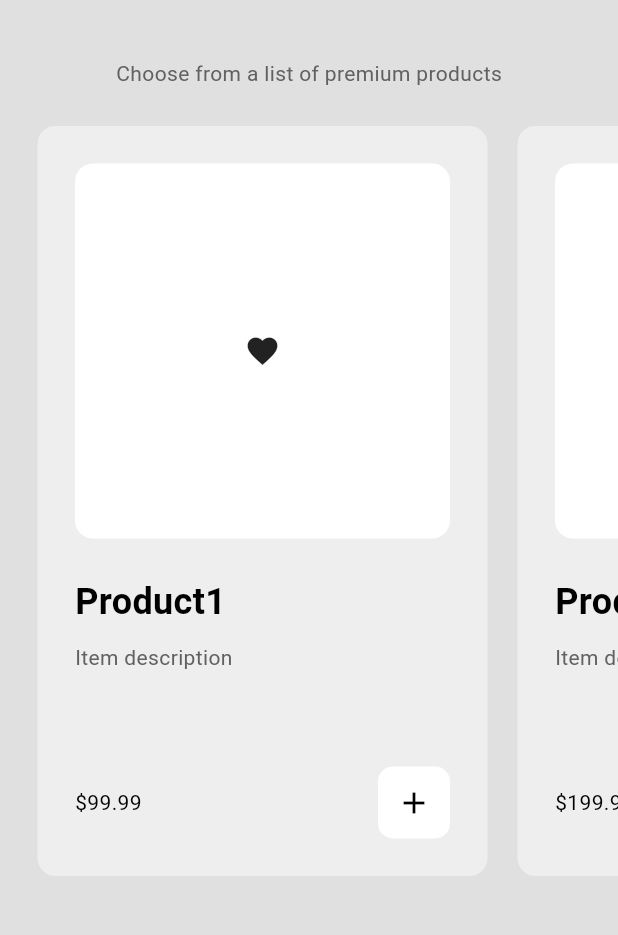
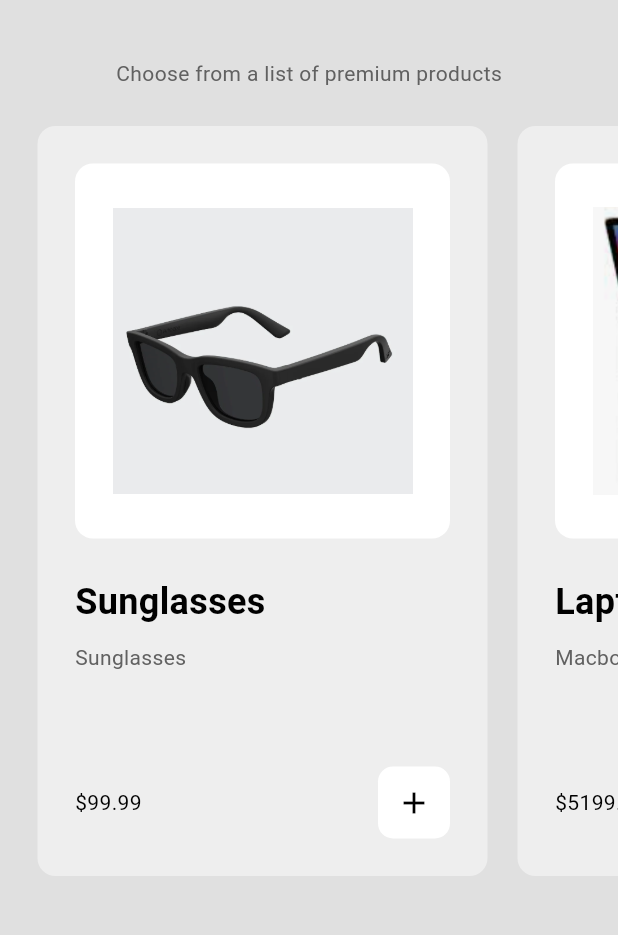
Before and after one commit to dixonaws/minimal_ecommerce, a Flutter app: the ShopPage screen opened by its route, on a phone screen of 412 x 824 dp, the part 63-998 px from its top. Run offline on Flutter 3.47's test engine with Material 3 defaults, Android fonts, the phone set to English and light mode, and no system bars.

Commit message:
added product images

```diff
--- a/lib/components/my_product_tile.dart
+++ b/lib/components/my_product_tile.dart
@@ -61,7 +61,8 @@ class MyProductTile extends StatelessWidget {
                   ),
                   padding: EdgeInsets.all(25),
                   width: double.infinity,
-                  child: Icon(Icons.favorite),
+                  // child: Icon(Icons.favorite),
+                  child: Image.asset(product.imagePath),
                 ),
               ),
 
--- a/lib/models/product.dart
+++ b/lib/models/product.dart
@@ -2,8 +2,13 @@ class Product {
   final String name;
   final double price;
   final String description;
+  final String imagePath;
+
   // final String imagePath;
 
-  Product({required String this.name, required this.price, required this.description});
-
+  Product(
+      {required String this.name,
+      required this.price,
+      required this.description,
+      required this.imagePath});
 }
--- a/lib/models/shop.dart
+++ b/lib/models/shop.dart
@@ -4,10 +4,10 @@ import 'package:minimal_ecommerce/models/product.dart';
 class Shop extends ChangeNotifier {
   // products for sale
   final List<Product> _shop = [
-    Product(name: "Product1", price: 99.99, description: "Item description"),
-    Product(name: "Product2", price: 199.99, description: "Item description"),
-    Product(name: "Product3", price: 299.99, description: "Item description"),
-    Product(name: "Product4", price: 599.99, description: "Item description"),
+    Product(name: "Sunglasses", price: 99.99, description: "Sunglasses", imagePath: "assets/sunglasses.png"),
+    Product(name: "Laptop", price: 5199.99, description: "Macbook Pro", imagePath: "assets/laptop.png"),
+    Product(name: "Bicycle", price: 8299.99, description: "Specialized Roubaix", imagePath: "assets/bike.png"),
+
   ];
 
   // user cart
--- a/pubspec.yaml
+++ b/pubspec.yaml
@@ -60,9 +60,9 @@ flutter:
   uses-material-design: true
 
   # To add assets to your application, add an assets section, like this:
-  # assets:
-  #   - images/a_dot_burr.jpeg
-  #   - images/a_dot_ham.jpeg
+  assets:
+    - assets/
+
 
   # An image asset can refer to one or more resolution-specific "variants", see
   # https://flutter.dev/assets-and-images/#resolution-aware
```
Also changed, not shown: assets/bike.png (added), assets/laptop.png (added), assets/sunglasses.png (added).
